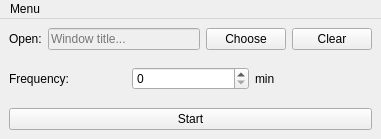
First picture: the form in mainwindow.ui, repository Alsweider/Keleust, before the edit.
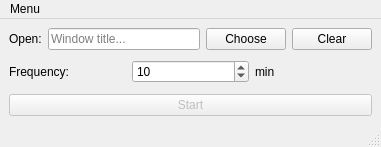
Second picture: the form after the edit.

Patch:
```diff
--- a/mainwindow.ui
+++ b/mainwindow.ui
@@ -7,7 +7,7 @@
     <x>0</x>
     <y>0</y>
     <width>381</width>
-    <height>139</height>
+    <height>147</height>
    </rect>
   </property>
   <property name="windowTitle">
@@ -27,7 +27,7 @@
       <item>
        <widget class="QLineEdit" name="lineEditWindowTitle">
         <property name="enabled">
-         <bool>false</bool>
+         <bool>true</bool>
         </property>
         <property name="text">
          <string/>
@@ -63,7 +63,17 @@
        </widget>
       </item>
       <item>
-       <widget class="QSpinBox" name="spinBoxMinutes"/>
+       <widget class="QSpinBox" name="spinBoxMinutes">
+        <property name="minimum">
+         <number>1</number>
+        </property>
+        <property name="maximum">
+         <number>999999999</number>
+        </property>
+        <property name="value">
+         <number>10</number>
+        </property>
+       </widget>
       </item>
       <item>
        <widget class="QLabel" name="labelMinutes">
@@ -76,6 +86,9 @@
     </item>
     <item row="2" column="0">
      <widget class="QPushButton" name="pushButtonStartStop">
+      <property name="enabled">
+       <bool>false</bool>
+      </property>
       <property name="text">
        <string>Start</string>
       </property>
@@ -100,6 +113,7 @@
    </widget>
    <addaction name="menuMenu"/>
   </widget>
+  <widget class="QStatusBar" name="statusBar"/>
   <action name="actionAbout">
    <property name="text">
     <string>About</string>
```
